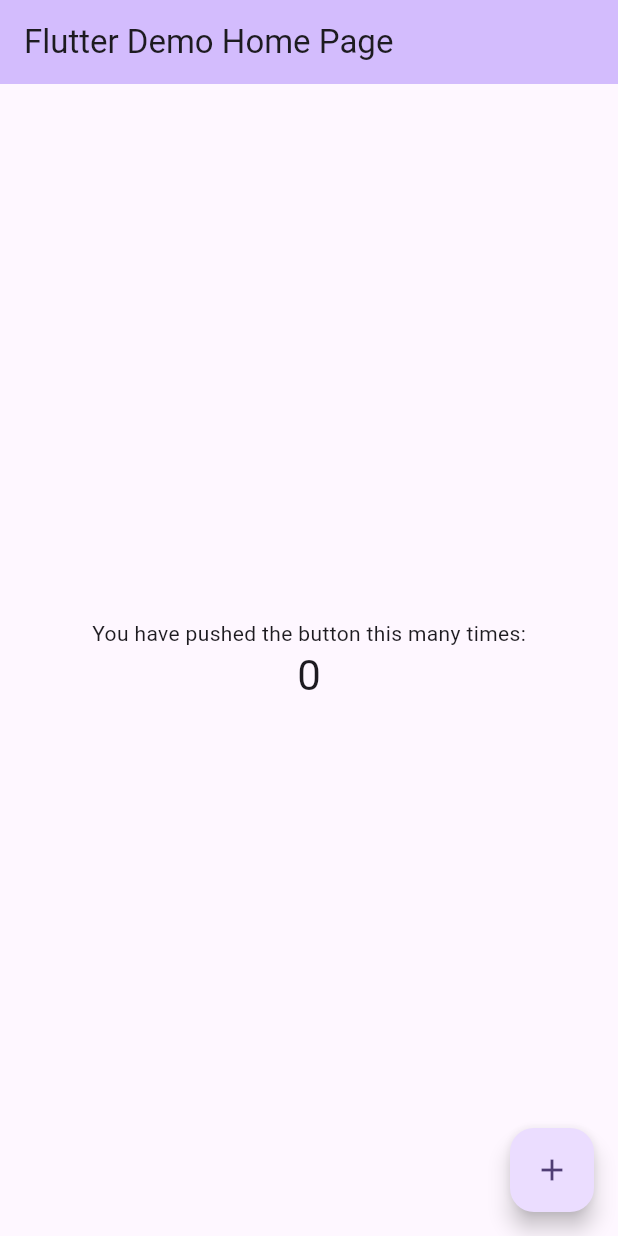
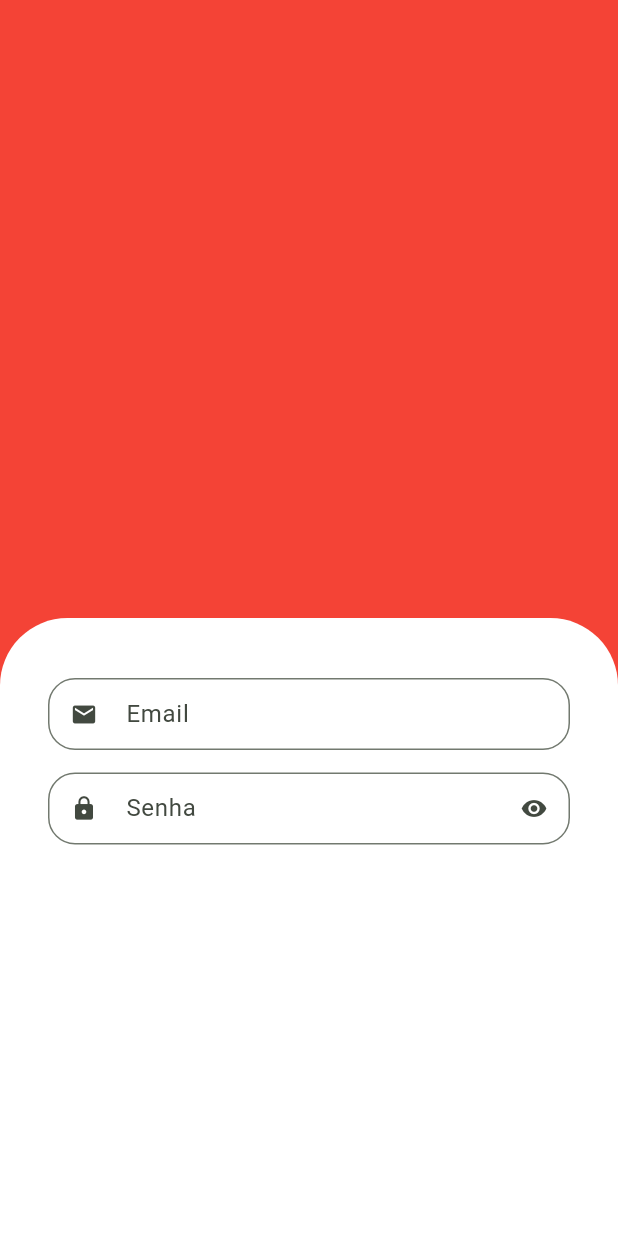
Before and after one commit to igorMaldonado10/grocery_store_app, a Flutter app: the screen it shows after launch, on a phone screen of 412 x 824 dp. Run offline on Flutter 3.47's test engine with Material 2 defaults, Android fonts, the phone set to English and light mode, and no system bars.

Commit message:
update repository for mac

```diff
--- a/lib/main.dart
+++ b/lib/main.dart
@@ -1,4 +1,6 @@
 import 'package:flutter/material.dart';
+
+import 'src/auth/sign_in_screen.dart';
 
 void main() {
   runApp(const MyApp());
@@ -11,115 +13,13 @@ class MyApp extends StatelessWidget {
   @override
   Widget build(BuildContext context) {
     return MaterialApp(
+      debugShowCheckedModeBanner: false,
       title: 'Flutter Demo',
       theme: ThemeData(
-        // This is the theme of your application.
-        //
-        // TRY THIS: Try running your application with "flutter run". You'll see
-        // the application has a blue toolbar. Then, without quitting the app,
-        // try changing the seedColor in the colorScheme below to Colors.green
-        // and then invoke "hot reload" (save your changes or press the "hot
-        // reload" button in a Flutter-supported IDE, or press "r" if you used
-        // the command line to start the app).
-        //
-        // Notice that the counter didn't reset back to zero; the application
-        // state is not lost during the reload. To reset the state, use hot
-        // restart instead.
-        //
-        // This works for code too, not just values: Most code changes can be
-        // tested with just a hot reload.
-        colorScheme: ColorScheme.fromSeed(seedColor: Colors.deepPurple),
+        colorScheme: ColorScheme.fromSeed(seedColor: Colors.green),
         useMaterial3: true,
       ),
-      home: const MyHomePage(title: 'Flutter Demo Home Page'),
+      home: const SignScreen(),
     );
   }
 }
-
-class MyHomePage extends StatefulWidget {
-  const MyHomePage({super.key, required this.title});
-
-  // This widget is the home page of your application. It is stateful, meaning
-  // that it has a State object (defined below) that contains fields that affect
-  // how it looks.
-
-  // This class is the configuration for the state. It holds the values (in this
-  // case the title) provided by the parent (in this case the App widget) and
-  // used by the build method of the State. Fields in a Widget subclass are
-  // always marked "final".
-
-  final String title;
-
-  @override
-  State<MyHomePage> createState() => _MyHomePageState();
-}
-
-class _MyHomePageState extends State<MyHomePage> {
-  int _counter = 0;
-
-  void _incrementCounter() {
-    setState(() {
-      // This call to setState tells the Flutter framework that something has
-      // changed in this State, which causes it to rerun the build method below
-      // so that the display can reflect the updated values. If we changed
-      // _counter without calling setState(), then the build method would not be
-      // called again, and so nothing would appear to happen.
-      _counter++;
-    });
-  }
-
-  @override
-  Widget build(BuildContext context) {
-    // This method is rerun every time setState is called, for instance as done
-    // by the _incrementCounter method above.
-    //
-    // The Flutter framework has been optimized to make rerunning build methods
-    // fast, so that you can just rebuild anything that needs updating rather
-    // than having to individually change instances of widgets.
-    return Scaffold(
-      appBar: AppBar(
-        // TRY THIS: Try changing the color here to a specific color (to
-        // Colors.amber, perhaps?) and trigger a hot reload to see the AppBar
-        // change color while the other colors stay the same.
-        backgroundColor: Theme.of(context).colorScheme.inversePrimary,
-        // Here we take the value from the MyHomePage object that was created by
-        // the App.build method, and use it to set our appbar title.
-        title: Text(widget.title),
-      ),
-      body: Center(
-        // Center is a layout widget. It takes a single child and positions it
-        // in the middle of the parent.
-        child: Column(
-          // Column is also a layout widget. It takes a list of children and
-          // arranges them vertically. By default, it sizes itself to fit its
-          // children horizontally, and tries to be as tall as its parent.
-          //
-          // Column has various properties to control how it sizes itself and
-          // how it positions its children. Here we use mainAxisAlignment to
-          // center the children vertically; the main axis here is the vertical
-          // axis because Columns are vertical (the cross axis would be
-          // horizontal).
-          //
-          // TRY THIS: Invoke "debug painting" (choose the "Toggle Debug Paint"
-          // action in the IDE, or press "p" in the console), to see the
-          // wireframe for each widget.
-          mainAxisAlignment: MainAxisAlignment.center,
-          children: <Widget>[
-            const Text(
-              'You have pushed the button this many times:',
-            ),
-            Text(
-              '$_counter',
-              style: Theme.of(context).textTheme.headlineMedium,
-            ),
-          ],
-        ),
-      ),
-      floatingActionButton: FloatingActionButton(
-        onPressed: _incrementCounter,
-        tooltip: 'Increment',
-        child: const Icon(Icons.add),
-      ), // This trailing comma makes auto-formatting nicer for build methods.
-    );
-  }
-}
--- /dev/null
+++ b/lib/src/auth/components/custom_text_field.dart
@@ -0,0 +1,53 @@
+import 'package:flutter/material.dart';
+
+// ignore: must_be_immutable
+class CustomTextField extends StatefulWidget {
+  CustomTextField({super.key, this.label = 'Email', this.preFixIcon, this.isObscure = true, this.suFixIcon});
+
+  bool? isObscure;
+  final String? label;
+  final IconData? preFixIcon;
+  final IconData? suFixIcon;
+
+  @override
+  State<CustomTextField> createState() => _CustomTextFieldState();
+}
+
+class _CustomTextFieldState extends State<CustomTextField> {
+  bool variateObscureText() {
+    if (widget.isObscure == true) {
+      widget.isObscure = false;
+      return widget.isObscure!;
+    } else {
+      widget.isObscure = true;
+      return widget.isObscure!;
+    }
+  }
+
+
+  @override
+  Widget build(BuildContext context) {
+    return Padding(
+      padding: const EdgeInsets.only(bottom: 15),
+      child: TextFormField(
+        obscureText: widget.isObscure!,
+        decoration: InputDecoration(
+            suffixIcon: widget.isObscure == false ? IconButton(
+                onPressed: () {
+                  setState(() {
+                  variateObscureText();
+                  });
+                },
+                icon: const Icon(Icons.visibility))
+                : null,
+            prefixIcon: Icon(
+              widget.preFixIcon,
+            ),
+            labelText: widget.label,
+            isDense: true,
+            border:
+                OutlineInputBorder(borderRadius: BorderRadius.circular(18))),
+      ),
+    );
+  }
+}
--- /dev/null
+++ b/lib/src/auth/sign_in_screen.dart
@@ -0,0 +1,53 @@
+import 'package:flutter/material.dart';
+import 'package:greengrocer/src/auth/components/custom_text_field.dart';
+
+class SignScreen extends StatelessWidget {
+  const SignScreen({super.key});
+
+  @override
+  Widget build(BuildContext context) {
+    return Scaffold(
+      backgroundColor: Colors.red,
+      body: Column(
+        children: [
+          Expanded(
+            child: Container(
+              color: Colors.red,
+            ),
+          ),
+          Expanded(
+            child: Container(
+              padding: const EdgeInsets.symmetric(
+                horizontal: 32,
+                vertical: 40,
+              ),
+              decoration: const BoxDecoration(
+              color: Colors.white,
+                borderRadius: BorderRadius.vertical(
+                  top: Radius.circular(45),
+                ),
+              ),
+              child: Column(
+                children: [
+                  //Email:
+                  CustomTextField(
+                    preFixIcon: Icons.email,
+                    label: 'Email',
+                  ),
+
+                  //Senha:
+                CustomTextField(
+                  isObscure: false,
+                  preFixIcon: Icons.lock,
+                  label: 'Senha',
+                )
+                ],
+              ),
+            ),
+          ),
+
+        ],
+      ),
+    );
+  }
+}
```
